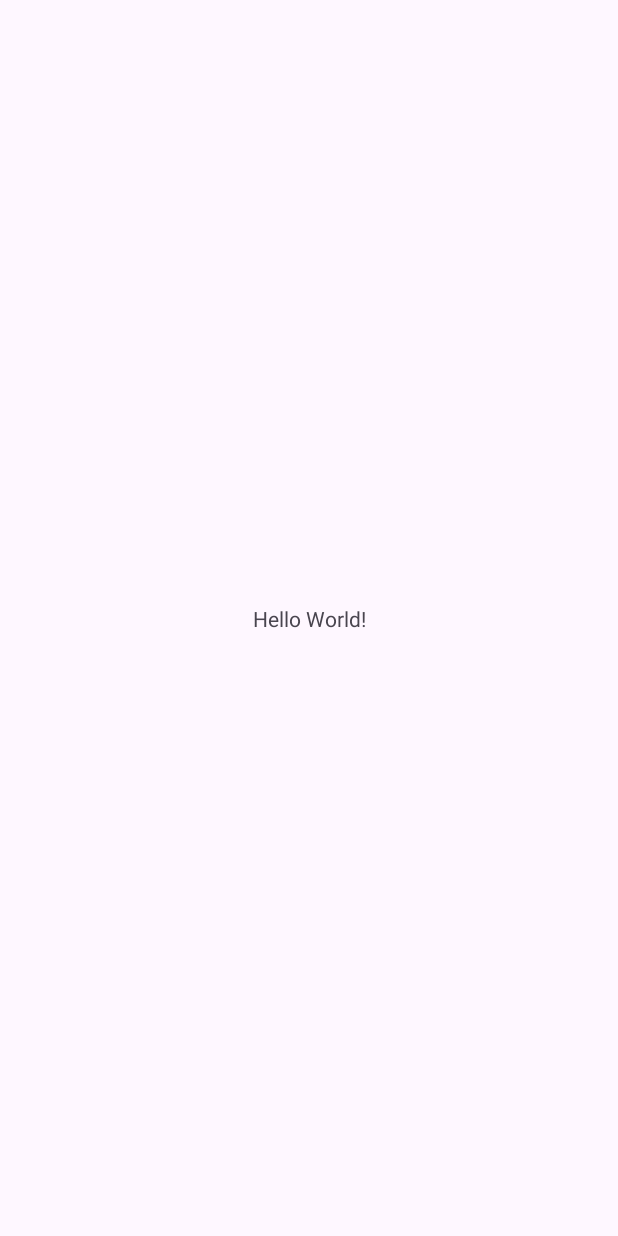
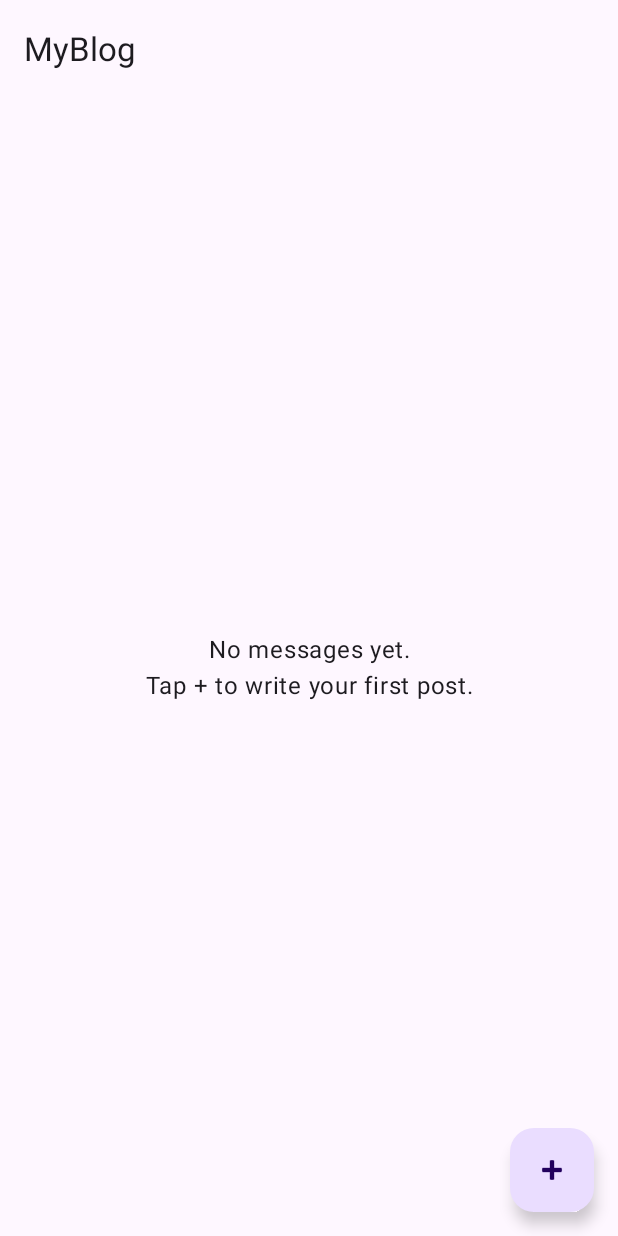
Before and after one commit to LinNyiAungWlv/MyBlog, an Android app: the screen it shows after launch (MainActivity), on a phone screen of 412 x 824 dp. Before the commit the screen is almost empty. Run offline under Robolectric (Android 15) with nearby library versions, the phone set to English and light mode, and no system bars.

Commit message:
Show message list in MainActivity with RecyclerView

```diff
--- a/app/src/main/java/wlv/ac/uk/myblog/MainActivity.java
+++ b/app/src/main/java/wlv/ac/uk/myblog/MainActivity.java
@@ -1,14 +1,33 @@
 package wlv.ac.uk.myblog;
 
 import android.os.Bundle;
+import android.view.View;
+import android.widget.TextView;
+import android.widget.Toast;
 
 import androidx.activity.EdgeToEdge;
 import androidx.appcompat.app.AppCompatActivity;
 import androidx.core.graphics.Insets;
 import androidx.core.view.ViewCompat;
 import androidx.core.view.WindowInsetsCompat;
+import androidx.recyclerview.widget.RecyclerView;
 
+import com.google.android.material.appbar.MaterialToolbar;
+
+import java.util.List;
+
+import wlv.ac.uk.myblog.data.MessageRepository;
+import wlv.ac.uk.myblog.model.Message;
+
+/**
+ * Main screen. Shows the list of saved messages, newest first.
+ */
 public class MainActivity extends AppCompatActivity {
+
+    private MessageRepository repository;
+    private MessageAdapter adapter;
+    private RecyclerView recyclerMessages;
+    private TextView textEmpty;
 
     @Override
     protected void onCreate(Bundle savedInstanceState) {
@@ -20,5 +39,38 @@ public class MainActivity extends AppCompatActivity {
             v.setPadding(systemBars.left, systemBars.top, systemBars.right, systemBars.bottom);
             return insets;
         });
+
+        MaterialToolbar toolbar = findViewById(R.id.toolbar);
+        setSupportActionBar(toolbar);
+
+        repository = new MessageRepository(this);
+
+        recyclerMessages = findViewById(R.id.recyclerMessages);
+        textEmpty = findViewById(R.id.textEmpty);
+
+        // For now, tapping a message just shows its title. The detail screen comes next.
+        adapter = new MessageAdapter(message ->
+                Toast.makeText(this, message.getTitle(), Toast.LENGTH_SHORT).show());
+        recyclerMessages.setAdapter(adapter);
+    }
+
+    /**
+     * Reload the list every time this screen comes back into view,
+     * so new or edited messages show up straight away.
+     */
+    @Override
+    protected void onResume() {
+        super.onResume();
+        loadMessages();
+    }
+
+    private void loadMessages() {
+        List<Message> messages = repository.getAll();
+        adapter.setMessages(messages);
+
+        // Show the "No messages yet" text when the list is empty
+        boolean isEmpty = messages.isEmpty();
+        textEmpty.setVisibility(isEmpty ? View.VISIBLE : View.GONE);
+        recyclerMessages.setVisibility(isEmpty ? View.GONE : View.VISIBLE);
     }
 }
--- /dev/null
+++ b/app/src/main/java/wlv/ac/uk/myblog/MessageAdapter.java
@@ -0,0 +1,79 @@
+package wlv.ac.uk.myblog;
+
+import android.view.LayoutInflater;
+import android.view.View;
+import android.view.ViewGroup;
+import android.widget.TextView;
+
+import androidx.annotation.NonNull;
+import androidx.recyclerview.widget.RecyclerView;
+
+import java.text.DateFormat;
+import java.util.ArrayList;
+import java.util.Date;
+import java.util.List;
+
+import wlv.ac.uk.myblog.model.Message;
+
+/**
+ * Shows the list of messages in the RecyclerView on the main screen.
+ * Each message is displayed using the item_message.xml layout.
+ */
+public class MessageAdapter extends RecyclerView.Adapter<MessageAdapter.MessageViewHolder> {
+
+    /** Lets MainActivity know when a message in the list is tapped. */
+    public interface OnMessageClickListener {
+        void onMessageClick(Message message);
+    }
+
+    private final List<Message> messages = new ArrayList<>();
+    private final OnMessageClickListener listener;
+    private final DateFormat dateFormat = DateFormat.getDateTimeInstance(DateFormat.MEDIUM, DateFormat.SHORT);
+
+    public MessageAdapter(OnMessageClickListener listener) {
+        this.listener = listener;
+    }
+
+    /** Replaces the messages being shown and redraws the list. */
+    public void setMessages(List<Message> newMessages) {
+        messages.clear();
+        messages.addAll(newMessages);
+        notifyDataSetChanged();
+    }
+
+    @NonNull
+    @Override
+    public MessageViewHolder onCreateViewHolder(@NonNull ViewGroup parent, int viewType) {
+        View view = LayoutInflater.from(parent.getContext())
+                .inflate(R.layout.item_message, parent, false);
+        return new MessageViewHolder(view);
+    }
+
+    @Override
+    public void onBindViewHolder(@NonNull MessageViewHolder holder, int position) {
+        Message message = messages.get(position);
+        holder.textTitle.setText(message.getTitle());
+        holder.textBody.setText(message.getBody());
+        holder.textDate.setText(dateFormat.format(new Date(message.getUpdatedAt())));
+        holder.itemView.setOnClickListener(v -> listener.onMessageClick(message));
+    }
+
+    @Override
+    public int getItemCount() {
+        return messages.size();
+    }
+
+    /** Holds the views for one row so they don't have to be looked up every time. */
+    static class MessageViewHolder extends RecyclerView.ViewHolder {
+        final TextView textTitle;
+        final TextView textBody;
+        final TextView textDate;
+
+        MessageViewHolder(@NonNull View itemView) {
+            super(itemView);
+            textTitle = itemView.findViewById(R.id.textTitle);
+            textBody = itemView.findViewById(R.id.textBody);
+            textDate = itemView.findViewById(R.id.textDate);
+        }
+    }
+}
--- a/app/src/main/res/layout/activity_main.xml
+++ b/app/src/main/res/layout/activity_main.xml
@@ -1,4 +1,5 @@
 <?xml version="1.0" encoding="utf-8"?>
+<!-- Main screen: toolbar at the top, list of messages, and a + button to add a new one -->
 <androidx.constraintlayout.widget.ConstraintLayout xmlns:android="http://schemas.android.com/apk/res/android"
     xmlns:app="http://schemas.android.com/apk/res-auto"
     xmlns:tools="http://schemas.android.com/tools"
@@ -7,13 +8,50 @@
     android:layout_height="match_parent"
     tools:context=".MainActivity">
 
-    <TextView
-        android:layout_width="wrap_content"
-        android:layout_height="wrap_content"
-        android:text="Hello World!"
+    <com.google.android.material.appbar.MaterialToolbar
+        android:id="@+id/toolbar"
+        android:layout_width="0dp"
+        android:layout_height="?attr/actionBarSize"
+        app:layout_constraintEnd_toEndOf="parent"
+        app:layout_constraintStart_toStartOf="parent"
+        app:layout_constraintTop_toTopOf="parent"
+        app:title="@string/app_name" />
+
+    <androidx.recyclerview.widget.RecyclerView
+        android:id="@+id/recyclerMessages"
+        android:layout_width="0dp"
+        android:layout_height="0dp"
+        android:clipToPadding="false"
+        android:paddingBottom="88dp"
+        app:layoutManager="androidx.recyclerview.widget.LinearLayoutManager"
         app:layout_constraintBottom_toBottomOf="parent"
         app:layout_constraintEnd_toEndOf="parent"
         app:layout_constraintStart_toStartOf="parent"
-        app:layout_constraintTop_toTopOf="parent" />
+        app:layout_constraintTop_toBottomOf="@id/toolbar" />
+
+    <!-- Shown instead of the list when there are no messages -->
+    <TextView
+        android:id="@+id/textEmpty"
+        android:layout_width="wrap_content"
+        android:layout_height="wrap_content"
+        android:gravity="center"
+        android:padding="32dp"
+        android:text="@string/empty_messages"
+        android:textAppearance="?attr/textAppearanceBodyLarge"
+        android:visibility="gone"
+        app:layout_constraintBottom_toBottomOf="parent"
+        app:layout_constraintEnd_toEndOf="parent"
+        app:layout_constraintStart_toStartOf="parent"
+        app:layout_constraintTop_toBottomOf="@id/toolbar" />
+
+    <com.google.android.material.floatingactionbutton.FloatingActionButton
+        android:id="@+id/fabAdd"
+        android:layout_width="wrap_content"
+        android:layout_height="wrap_content"
+        android:layout_margin="16dp"
+        android:contentDescription="@string/add_message"
+        app:layout_constraintBottom_toBottomOf="parent"
+        app:layout_constraintEnd_toEndOf="parent"
+        app:srcCompat="@android:drawable/ic_input_add" />
 
 </androidx.constraintlayout.widget.ConstraintLayout>
--- a/app/src/main/res/values/strings.xml
+++ b/app/src/main/res/values/strings.xml
@@ -1,3 +1,5 @@
 <resources>
     <string name="app_name">MyBlog</string>
+    <string name="empty_messages">No messages yet.\nTap + to write your first post.</string>
+    <string name="add_message">Add message</string>
 </resources>
```
Also changed, not shown: app/src/main/res/layout/item_message.xml (added, +41 -0 lines).
